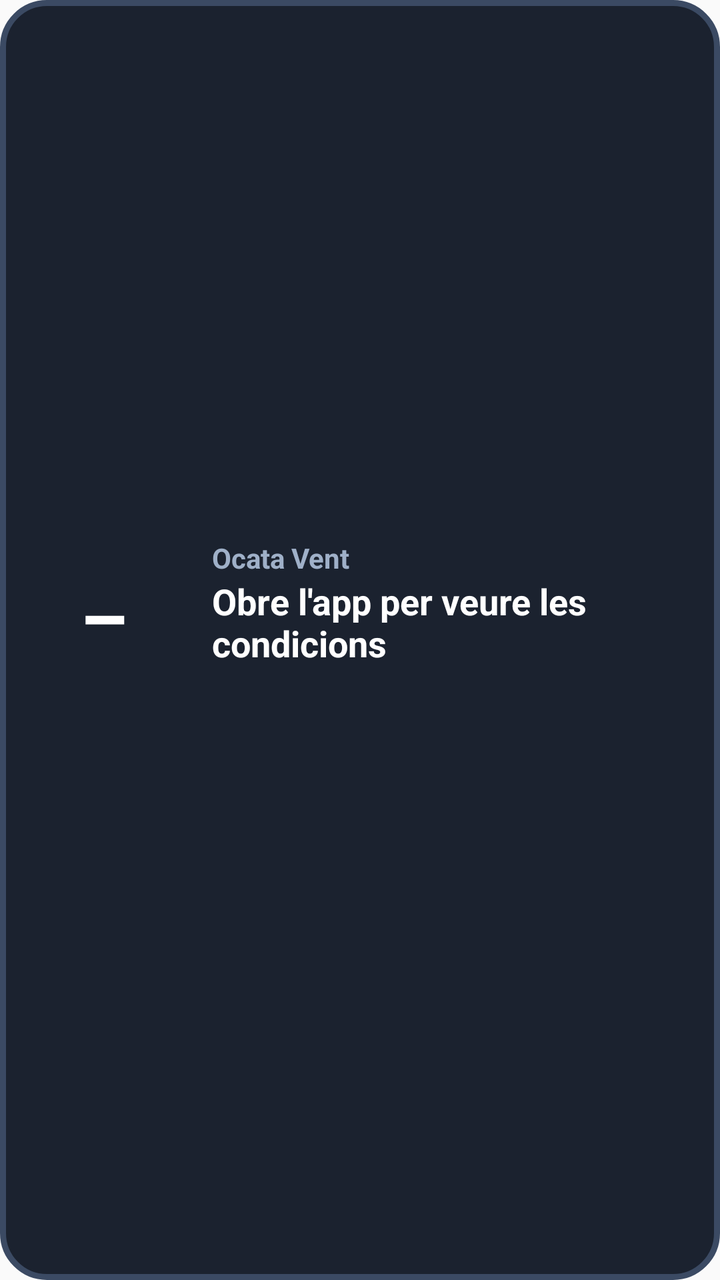
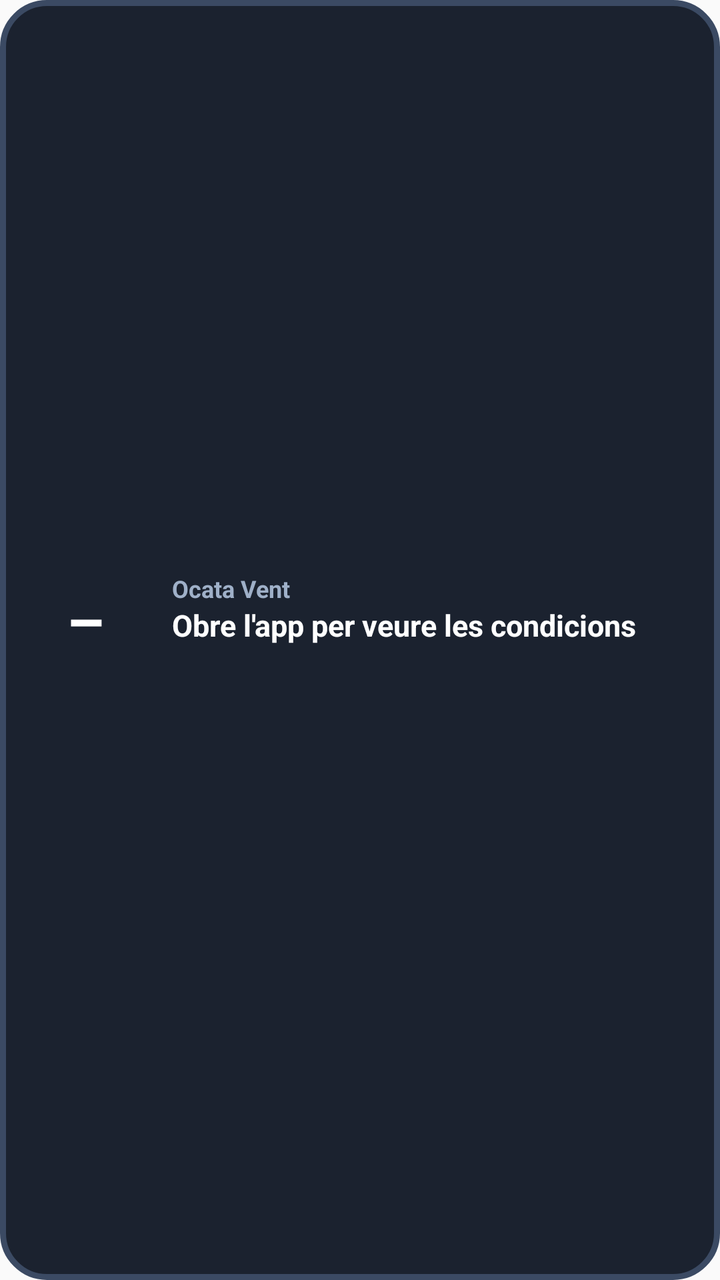

Compare the two renders of this Android layout. The source of the first and the diff that turns it into the second are given below.
<!-- AndroidManifest.xml: application theme AppTheme -->
<!-- res/layout/widget_vent.xml -->
<?xml version="1.0" encoding="utf-8"?>
<LinearLayout xmlns:android="http://schemas.android.com/apk/res/android"
    android:id="@+id/wRoot"
    android:layout_width="match_parent"
    android:layout_height="match_parent"
    android:orientation="vertical"
    android:gravity="center_vertical"
    android:padding="10dp"
    android:background="@drawable/widget_bg_none">

  <LinearLayout
    android:layout_width="match_parent"
    android:layout_height="wrap_content"
    android:orientation="horizontal"
    android:gravity="center_vertical">

    <LinearLayout
        android:layout_width="wrap_content"
        android:layout_height="wrap_content"
        android:minWidth="84dp"
        android:orientation="vertical"
        android:gravity="center_horizontal">
        <TextView
            android:id="@+id/wScore"
            android:layout_width="wrap_content"
            android:layout_height="wrap_content"
            android:text="–"
            android:textColor="#FFFFFF"
            android:textSize="38sp"
            android:textStyle="bold"
            android:includeFontPadding="false"
            android:maxLines="1" />
        <TextView
            android:id="@+id/wVerd"
            android:layout_width="wrap_content"
            android:layout_height="wrap_content"
            android:textColor="#FFFFFF"
            android:textSize="14sp"
            android:textStyle="bold"
            android:letterSpacing="0.05"
            android:maxLines="1" />
    </LinearLayout>

    <LinearLayout
        android:layout_width="0dp"
        android:layout_height="wrap_content"
        android:layout_weight="1"
        android:layout_marginStart="12dp"
        android:orientation="vertical">
        <TextView
            android:id="@+id/wTitle"
            android:layout_width="match_parent"
            android:layout_height="wrap_content"
            android:text="Ocata Vent"
            android:textColor="#9FB0C8"
            android:textSize="14sp"
            android:textStyle="bold"
            android:maxLines="1"
            android:ellipsize="end" />
        <TextView
            android:id="@+id/wWind"
            android:layout_width="match_parent"
            android:layout_height="wrap_content"
            android:text="Obre l'app per veure les condicions"
            android:textColor="#FFFFFF"
            android:textSize="18sp"
            android:textStyle="bold"
            android:maxLines="2"
            android:ellipsize="end" />
        <TextView
            android:id="@+id/wWave"
            android:layout_width="match_parent"
            android:layout_height="wrap_content"
            android:textColor="#E6ECF5"
            android:textSize="15sp"
            android:maxLines="1"
            android:ellipsize="end" />
        <TextView
            android:id="@+id/wSrc"
            android:layout_width="match_parent"
            android:layout_height="wrap_content"
            android:textColor="#9FB0C8"
            android:textSize="12sp"
            android:maxLines="1"
            android:ellipsize="end" />
    </LinearLayout>
  </LinearLayout>

    <LinearLayout
        android:id="@+id/wWeek"
        android:layout_width="match_parent"
        android:layout_height="wrap_content"
        android:layout_marginTop="8dp"
        android:orientation="horizontal"
        android:visibility="gone" />
</LinearLayout>
<!-- resources referenced by this layout -->
<resources>
  <!-- drawable widget_bg_none (drawable) -->
  <?xml version="1.0" encoding="utf-8"?>
  <shape xmlns:android="http://schemas.android.com/apk/res/android" android:shape="rectangle">
      <solid android:color="#F20F1724"/>
      <stroke android:width="3dp" android:color="#3B4A63"/>
      <corners android:radius="22dp"/>
  </shape>
  <style name="AppTheme" parent="Theme.AppCompat.Light.DarkActionBar">
          
          <item name="colorPrimary">@color/colorPrimary</item>
          <item name="colorPrimaryDark">@color/colorPrimaryDark</item>
          <item name="colorAccent">@color/colorAccent</item>
      </style>
</resources>

<!-- the commit's change to res/layout/widget_vent.xml (unified diff, before → after) -->
@@ -5,7 +5,7 @@
     android:layout_height="match_parent"
     android:orientation="vertical"
     android:gravity="center_vertical"
-    android:padding="10dp"
+    android:padding="8dp"
     android:background="@drawable/widget_bg_none">
 
   <LinearLayout
@@ -17,7 +17,7 @@
     <LinearLayout
         android:layout_width="wrap_content"
         android:layout_height="wrap_content"
-        android:minWidth="84dp"
+        android:minWidth="70dp"
         android:orientation="vertical"
         android:gravity="center_horizontal">
         <TextView
@@ -26,7 +26,7 @@
             android:layout_height="wrap_content"
             android:text="–"
             android:textColor="#FFFFFF"
-            android:textSize="38sp"
+            android:textSize="30sp"
             android:textStyle="bold"
             android:includeFontPadding="false"
             android:maxLines="1" />
@@ -35,7 +35,7 @@
             android:layout_width="wrap_content"
             android:layout_height="wrap_content"
             android:textColor="#FFFFFF"
-            android:textSize="14sp"
+            android:textSize="12sp"
             android:textStyle="bold"
             android:letterSpacing="0.05"
             android:maxLines="1" />
@@ -45,7 +45,7 @@
         android:layout_width="0dp"
         android:layout_height="wrap_content"
         android:layout_weight="1"
-        android:layout_marginStart="12dp"
+        android:layout_marginStart="8dp"
         android:orientation="vertical">
         <TextView
             android:id="@+id/wTitle"
@@ -53,7 +53,7 @@
             android:layout_height="wrap_content"
             android:text="Ocata Vent"
             android:textColor="#9FB0C8"
-            android:textSize="14sp"
+            android:textSize="12sp"
             android:textStyle="bold"
             android:maxLines="1"
             android:ellipsize="end" />
@@ -63,16 +63,16 @@
             android:layout_height="wrap_content"
             android:text="Obre l'app per veure les condicions"
             android:textColor="#FFFFFF"
-            android:textSize="18sp"
+            android:textSize="15sp"
             android:textStyle="bold"
-            android:maxLines="2"
+            android:maxLines="1"
             android:ellipsize="end" />
         <TextView
             android:id="@+id/wWave"
             android:layout_width="match_parent"
             android:layout_height="wrap_content"
             android:textColor="#E6ECF5"
-            android:textSize="15sp"
+            android:textSize="13sp"
             android:maxLines="1"
             android:ellipsize="end" />
         <TextView
@@ -80,7 +80,7 @@
             android:layout_width="match_parent"
             android:layout_height="wrap_content"
             android:textColor="#9FB0C8"
-            android:textSize="12sp"
+            android:textSize="10sp"
             android:maxLines="1"
             android:ellipsize="end" />
     </LinearLayout>
@@ -90,7 +90,7 @@
         android:id="@+id/wWeek"
         android:layout_width="match_parent"
         android:layout_height="wrap_content"
-        android:layout_marginTop="8dp"
+        android:layout_marginTop="5dp"
         android:orientation="horizontal"
         android:visibility="gone" />
 </LinearLayout>
